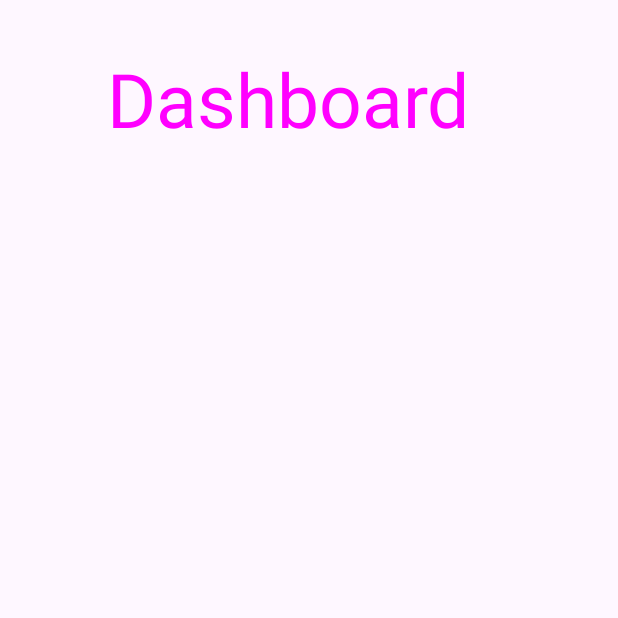
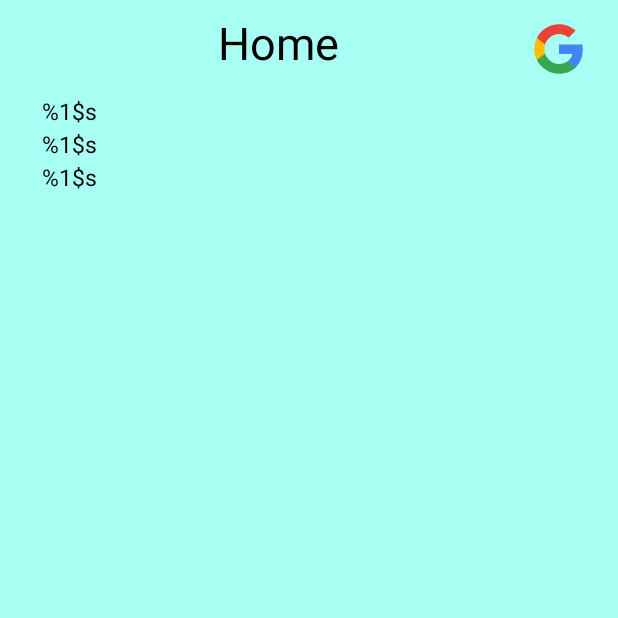
Before and after one commit to chetankumarpulipati/KeineArmut, an Android app: the dashboard screen opened directly, with no data from a screen before it, on a phone screen of 412 x 824 dp, the top half of it. Run offline under Robolectric (Android 15) with nearby library versions, the phone set to English and light mode, and no system bars.

Commit message:
git remote commit

```diff
--- a/app/build.gradle.kts
+++ b/app/build.gradle.kts
@@ -37,7 +37,8 @@ android {
 }
 
 dependencies {
-
+    val nav_version = "2.7.7"
+    implementation("androidx.navigation:navigation-compose:$nav_version")
     implementation("androidx.core:core-ktx:1.12.0")
     implementation("androidx.appcompat:appcompat:1.6.1")
     implementation("com.google.android.material:material:1.11.0")
@@ -46,8 +47,11 @@ dependencies {
     implementation("com.google.firebase:firebase-auth-ktx:22.3.1")
     implementation(platform("com.google.firebase:firebase-bom:32.7.1"))
     implementation("com.google.firebase:firebase-auth")
+    implementation("com.google.android.material:material:1.11.0")
     implementation("com.google.android.gms:play-services-auth:20.7.0")
+    implementation("de.hdodenhof:circleimageview:3.1.0")
     implementation(platform("com.google.firebase:firebase-bom:32.7.1"))
+    implementation("com.google.android.material:material:1.11.0")
     testImplementation("junit:junit:4.13.2")
     androidTestImplementation("androidx.test.ext:junit:1.1.5")
     androidTestImplementation("androidx.test.espresso:espresso-core:3.5.1")
--- /dev/null
+++ b/app/src/main/java/com/solution_challenge/keinearmut/UserPreferences.kt
@@ -0,0 +1,27 @@
+package com.solution_challenge.keinearmut
+
+import android.content.Context
+import android.content.SharedPreferences
+
+class UserPreferences(context: Context){
+    val sharedPreferences: SharedPreferences = context.getSharedPreferences("UserPreferences", Context.MODE_PRIVATE)
+    fun saveUsername(username: String){
+        sharedPreferences.edit().putString("username", username).apply()
+    }
+    fun getUsername(): String{
+        return sharedPreferences.getString("username", "")!!
+    }
+    fun saveEmail(email: String){
+        sharedPreferences.edit().putString("email", email).apply()
+    }
+    fun getEmail(): String{
+        return sharedPreferences.getString("email", "")!!
+    }
+    fun saveUid(uid :String){
+        sharedPreferences.edit().putString("uid", uid).apply()
+    }
+    fun getUid(): String{
+        return sharedPreferences.getString("uid", "")!!
+    }
+
+}
--- a/app/src/main/java/com/solution_challenge/keinearmut/dashboard.kt
+++ b/app/src/main/java/com/solution_challenge/keinearmut/dashboard.kt
@@ -2,12 +2,39 @@ package com.solution_challenge.keinearmut
 
 import androidx.appcompat.app.AppCompatActivity
 import android.os.Bundle
-
-//import kotlinx.android.synthetic.main.activity_main.*
+import android.view.MenuItem
+import android.widget.EditText
+import android.widget.TextView
+import android.widget.Toast
+import androidx.appcompat.app.ActionBarDrawerToggle
+import androidx.drawerlayout.widget.DrawerLayout
+import com.google.android.material.navigation.NavigationView
 
 class dashboard: AppCompatActivity() {
+
     override fun onCreate(savedInstanceState: Bundle?) {
         super.onCreate(savedInstanceState)
         setContentView(R.layout.dashboard)
+
+        val userPreferences = UserPreferences(this)
+        val textViewUsername = findViewById<TextView>(R.id.username)
+        val textViewEmail = findViewById<TextView>(R.id.email)
+        val textViewuid = findViewById<TextView>(R.id.uid)
+        val username = userPreferences.getUsername()
+        val email = userPreferences.getEmail()
+        val uid = userPreferences.getUid()
+
+        if (username.isNotEmpty() || email.isNotEmpty() || uid.isNotEmpty()) {
+            val userName = username
+            textViewUsername.text = userName
+            val emailId = email
+            textViewEmail.text = emailId
+            val uid = uid
+            textViewuid.text = uid
+
+        } else {
+            Toast.makeText(this, "Unable to get Credential", Toast.LENGTH_SHORT).show()
+        }
     }
+
 }
--- a/app/src/main/java/com/solution_challenge/keinearmut/sign_up.kt
+++ b/app/src/main/java/com/solution_challenge/keinearmut/sign_up.kt
@@ -8,7 +8,6 @@ import com.google.firebase.auth.FirebaseAuth
 
 class sign_up : AppCompatActivity() {
 
-
     override fun onCreate(savedInstanceState: Bundle?) {
         super.onCreate(savedInstanceState)
         setContentView(R.layout.sign_up)
--- a/app/src/main/res/layout/dashboard.xml
+++ b/app/src/main/res/layout/dashboard.xml
@@ -1,49 +1,93 @@
 <?xml version="1.0" encoding="utf-8"?>
+
+
 <androidx.constraintlayout.widget.ConstraintLayout xmlns:android="http://schemas.android.com/apk/res/android"
     xmlns:app="http://schemas.android.com/apk/res-auto"
-    xmlns:tools="http://schemas.android.com/tools"
     android:layout_width="match_parent"
     android:layout_height="match_parent"
+    xmlns:tools="http://schemas.android.com/tools"
+    android:background="@color/GhostWhite"
     tools:context=".MainActivity">
 
     <TextView
-        android:id="@+id/username"
-        android:layout_width="241dp"
-        android:layout_height="57dp"
-        android:text=""
-        android:layout_marginBottom="52dp"
-        app:layout_constraintBottom_toTopOf="@+id/userEmail"
+        android:id="@+id/textView4"
+        android:layout_width="84dp"
+        android:layout_height="45dp"
+        android:layout_marginTop="8dp"
+        android:text="@string/home"
+        android:textColor="@color/black"
+        android:textSize="30sp"
         app:layout_constraintEnd_toEndOf="parent"
-        app:layout_constraintStart_toStartOf="parent" />
-
-    <TextView
-        android:id="@+id/userEmail"
-        android:layout_width="241dp"
-        android:layout_height="57dp"
-        android:layout_marginBottom="56dp"
-        app:layout_constraintBottom_toTopOf="@+id/userId"
-        app:layout_constraintEnd_toEndOf="parent"
-        app:layout_constraintStart_toStartOf="parent" />
-
-    <TextView
-        android:id="@+id/textView4"
-        android:layout_width="269dp"
-        android:layout_height="62dp"
-        android:layout_marginTop="32dp"
-        android:shadowColor="@color/black"
-        android:text="@string/dashboard"
-        android:textColor="@drawable/common_google_signin_btn_text_dark"
-        android:textSize="50dp"
-        app:layout_constraintEnd_toEndOf="parent"
+        app:layout_constraintHorizontal_bias="0.443"
         app:layout_constraintStart_toStartOf="parent"
         app:layout_constraintTop_toTopOf="parent" />
 
     <TextView
-        android:id="@+id/userId"
-        android:layout_width="241dp"
-        android:layout_height="57dp"
-        android:layout_marginBottom="320dp"
+        android:id="@+id/welcomemessage"
+        android:layout_width="229dp"
+        android:layout_height="35dp"
+        android:layout_marginBottom="324dp"
+        android:text="@string/welcome_message"
+        android:textColor="@color/black"
+        android:textSize="25sp"
+        android:textStyle="bold"
+        app:layout_constraintBottom_toTopOf="@+id/username"
+        app:layout_constraintEnd_toEndOf="parent"
+        app:layout_constraintHorizontal_bias="0.225"
+        app:layout_constraintStart_toStartOf="parent" />
+
+    <TextView
+        android:id="@+id/username"
+        android:layout_width="229dp"
+        android:layout_height="22dp"
+        android:text="@string/display_username"
+        android:textColor="@color/black"
+        android:textSize="15sp"
+        app:layout_constraintBottom_toTopOf="@+id/email"
+        app:layout_constraintEnd_toEndOf="parent"
+        app:layout_constraintHorizontal_bias="0.153"
+        app:layout_constraintStart_toStartOf="parent"
+        app:layout_constraintTop_toBottomOf="@+id/textView4"
+        app:layout_constraintVertical_bias="1.0" />
+
+    <TextView
+        android:id="@+id/email"
+        android:layout_width="229dp"
+        android:layout_height="22dp"
+        android:layout_marginTop="32dp"
+        android:text="@string/email"
+        android:textColor="@color/black"
+        android:textSize="15sp"
+        app:layout_constraintEnd_toEndOf="parent"
+        app:layout_constraintHorizontal_bias="0.153"
+        app:layout_constraintStart_toStartOf="parent"
+        app:layout_constraintTop_toBottomOf="@+id/textView4" />
+
+    <TextView
+        android:id="@+id/uid"
+        android:layout_width="229dp"
+        android:layout_height="22dp"
+        android:text="@string/uid"
+        android:textColor="@color/black"
+        android:textSize="15sp"
         app:layout_constraintBottom_toBottomOf="parent"
         app:layout_constraintEnd_toEndOf="parent"
-        app:layout_constraintStart_toStartOf="parent" />
+        app:layout_constraintHorizontal_bias="0.153"
+        app:layout_constraintStart_toStartOf="parent"
+        app:layout_constraintTop_toBottomOf="@+id/email"
+        app:layout_constraintVertical_bias="0.0" />
+
+    <ImageView
+        android:id="@+id/imageView"
+        android:layout_width="45dp"
+        android:layout_height="36dp"
+        android:layout_marginTop="12dp"
+        app:layout_constraintBottom_toTopOf="@+id/username"
+        app:layout_constraintEnd_toEndOf="parent"
+        app:layout_constraintHorizontal_bias="0.879"
+        app:layout_constraintStart_toEndOf="@+id/textView4"
+        app:layout_constraintTop_toTopOf="parent"
+        app:layout_constraintVertical_bias="0.19"
+        app:srcCompat="@drawable/google_sign_in" />
+
 </androidx.constraintlayout.widget.ConstraintLayout>
--- a/app/src/main/res/values/strings.xml
+++ b/app/src/main/res/values/strings.xml
@@ -1,13 +1,13 @@
 <resources>
     <string name="app_name">Keine Armut</string>
     <string name="full_name">Full Name</string>
-    <string name="email_id">Email Id</string>
     <string name="phone_no">Mobile</string>
     <string name="password">Password</string>
     <string name="sign_up">Sign up</string>
     <string name="registration">Registration</string>
     <string name="login">Login</string>
     <string name="user_name">username</string>
+    <string name="email_id">email</string>
     <string name="login_button">Login</string>
     <string name="or">or</string>
     <string name="image_content_descritpion">Google Sign In</string>
@@ -16,4 +16,19 @@
     <string name="state">Successfully Signed in</string>
     <string name="google_sign_in">Sign With Google</string>
     <string name="have_an_account">Already have an account?</string>
+    <string name="welcome_message">Welcome Back!!</string>
+    <string name="display_username">%1$s</string>
+    <string name="home">Home</string>
+    <string name="email">%1$s</string>
+    <string name="uid">%1$s</string>
+    <string name="message">Message</string>
+    <string name="sync">Sync</string>
+    <string name="trash">Trash</string>
+    <string name="settings">Settings</string>
+    <string name="profile">Profile</string>
+    <string name="communicate">Communicate</string>
+    <string name="feedback">Feedback</string>
+    <string name="open">Open</string>
+    <string name="close">Close</string>
+    <string name="share">Share</string>
 </resources>
--- a/app/src/main/res/values/themes.xml
+++ b/app/src/main/res/values/themes.xml
@@ -1,9 +1,6 @@
 <resources xmlns:tools="http://schemas.android.com/tools">
     <!-- Base application theme. -->
-    <style name="Base.Theme.KeineArmut" parent="Theme.Material3.DayNight.NoActionBar">
-        <!-- Customize your light theme here. -->
-        <!-- <item name="colorPrimary">@color/my_light_primary</item> -->
-    </style>
+    <style name="Base.Theme.KeineArmut" parent="Theme.Material3.DayNight.NoActionBar"></style>
 
     <style name="Theme.KeineArmut" parent="Base.Theme.KeineArmut" />
 </resources>
```
Also changed, not shown: app/src/main/java/com/solution_challenge/keinearmut/MainActivity.kt (+12 -12 lines), app/src/main/java/com/solution_challenge/keinearmut/login.kt (+29 -14 lines), app/src/main/res/values/colors.xml (+15 -1 lines), app/src/main/res/drawable/bill_gates.png (added).
